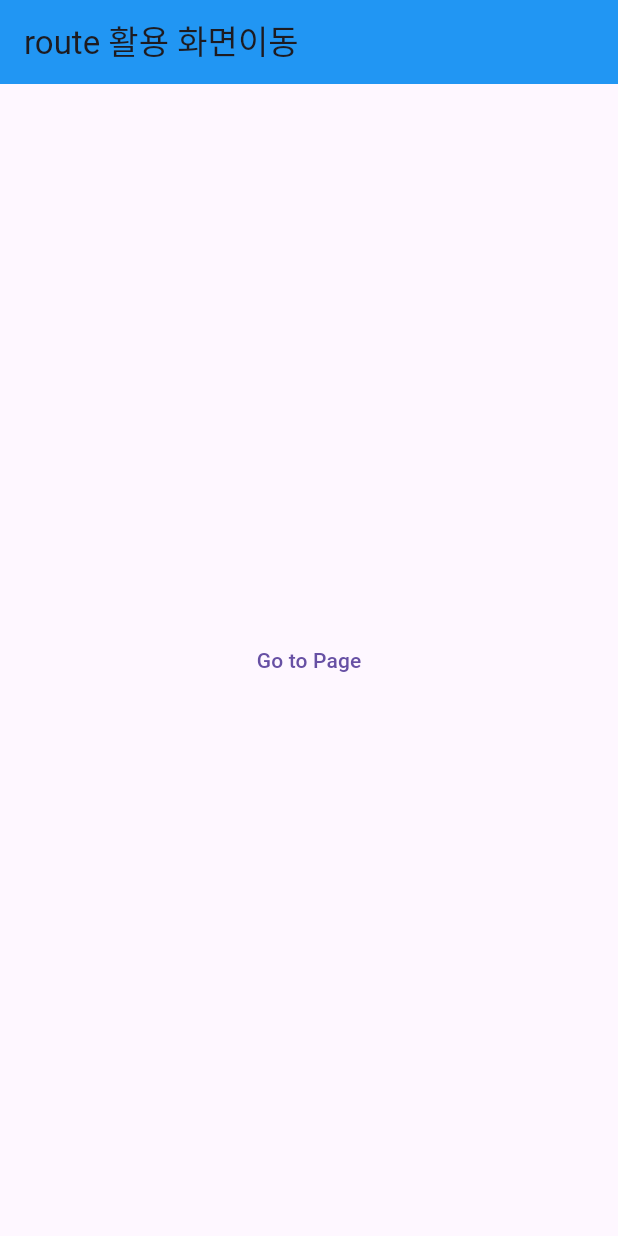
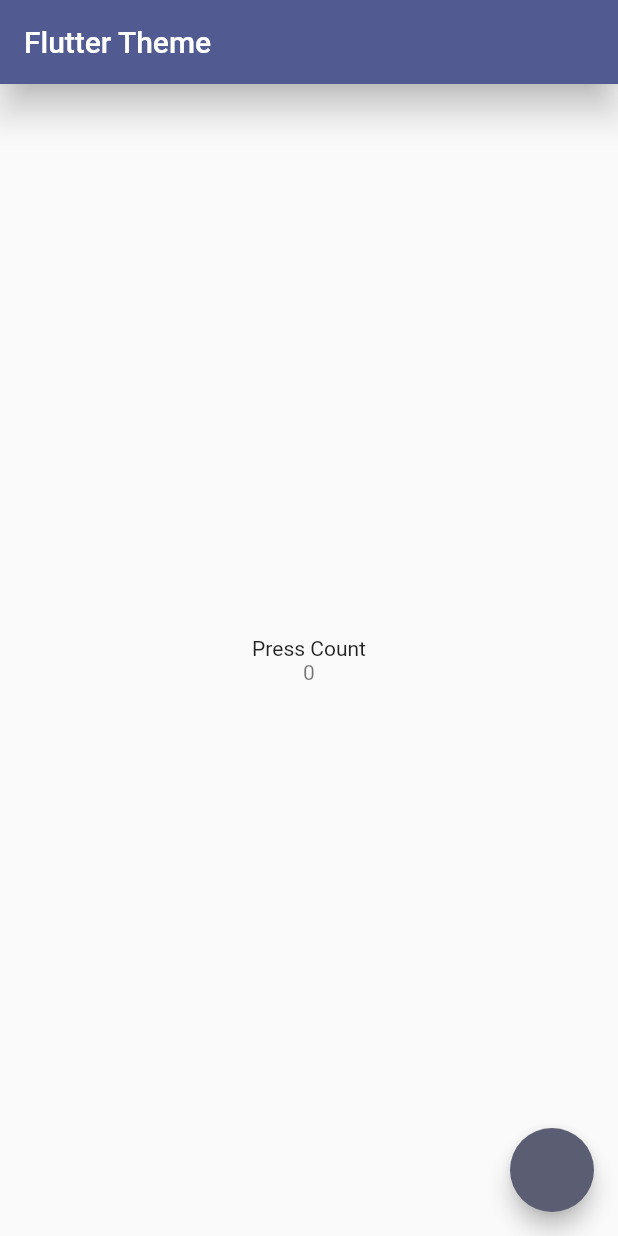
Before and after one commit to jominsu0103/flutter_-practice, a Flutter app: the screen it shows after launch, on a phone screen of 412 x 824 dp. Run offline on Flutter 3.47's test engine with Material 3 defaults, Android fonts, the phone set to English and light mode, and no system bars; our stand-ins replace go_router.

Commit message:
flutter theme

```diff
--- a/lib/main.dart
+++ b/lib/main.dart
@@ -1,18 +1,10 @@
 import 'package:flutter/material.dart';
-import 'package:flutter_example/screen/new_image.dart';
-import 'package:go_router/go_router.dart';
+import 'package:flutter_example/style/theme.dart';
 
 void main() {
-  runApp(
-    MaterialApp.router(
-      routerConfig: GoRouter(
-        initialLocation: '/',
-        routes: [
-          GoRoute(path: '/', name: 'home', builder: (context,_) => const HomeWidget()),
-          GoRoute(path: '/new', name: 'new', builder: (context,_) => const NewPage()),
-          GoRoute(path: '/new1', name: 'new1', builder: (context,_) => const NewPage2()),
-        ]
-      ),
+  runApp(MaterialApp(
+    home: const HomeWidget(),
+    theme: customTheme
     ),
   );
 }
@@ -25,20 +17,32 @@ class HomeWidget extends StatefulWidget {
 }
 
 class _HomeWidgetState extends State<HomeWidget> {
+  int count = 0;
+
   @override
   Widget build(BuildContext context) {
+    final textTheme =  customTheme.textTheme;
     return Scaffold(
       appBar: AppBar(
-        title: const Text('route 활용 화면이동'),
-        backgroundColor: Colors.blue,
+        title: const Text('Flutter Theme'),
+        elevation: 10,
       ),
       body: Center(
-        child: TextButton(
-          child: const Text('Go to Page'),
-          onPressed: () {
-            context.pushNamed('new');
-          },
+        child: Column(
+          mainAxisSize: MainAxisSize.min,
+          mainAxisAlignment: MainAxisAlignment.center,
+          children: [
+            Text('Press Count' , style: textTheme.bodyMedium,),
+            Text('$count' , style: textTheme.displayLarge,),
+          ],
         ),
+      ),
+      floatingActionButton: FloatingActionButton(
+        onPressed: () {
+          setState(() {
+            count++;
+          });
+        },
       ),
     );
   }
--- /dev/null
+++ b/lib/style/theme.dart
@@ -0,0 +1,7 @@
+import 'package:flutter/material.dart';
+
+final customTheme = ThemeData(
+    colorScheme: ColorScheme.fromSeed(seedColor: Colors.indigo),
+    textTheme: const TextTheme(
+        bodyLarge: TextStyle(fontWeight: FontWeight.normal, fontSize: 30)),
+    useMaterial3: false);
```
